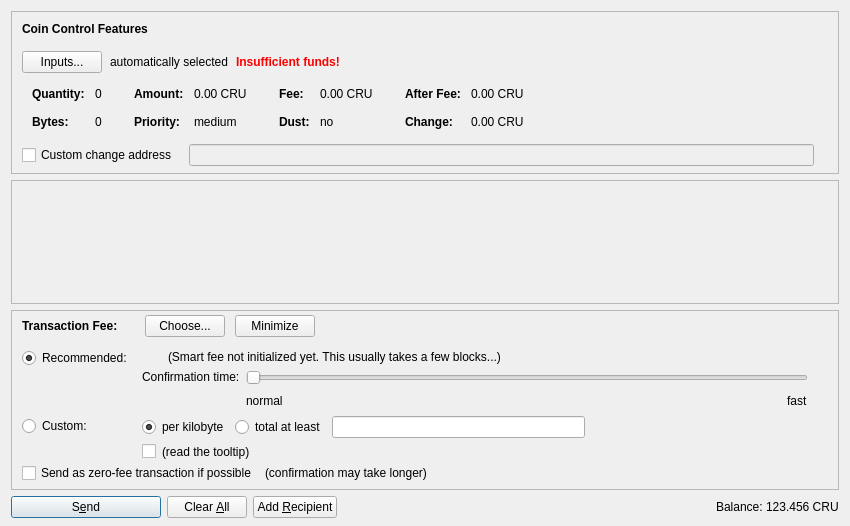
Exgibichi/cryptoruble, file src/qt/forms/sendcoinsdialog.ui: the form before one commit.
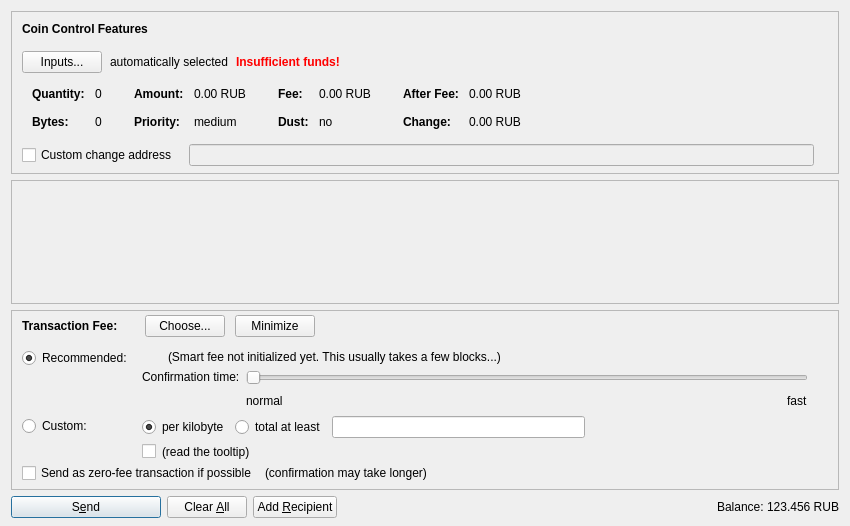
The form after the commit. Icons and pictures are not drawn. Custom widgets are drawn as their Qt base class.

Patch:
```diff
--- a/src/qt/forms/sendcoinsdialog.ui
+++ b/src/qt/forms/sendcoinsdialog.ui
@@ -324,7 +324,7 @@
                   <enum>Qt::ActionsContextMenu</enum>
                  </property>
                  <property name="text">
-                  <string notr="true">0.00 CRU</string>
+                  <string notr="true">0.00 RUB</string>
                  </property>
                  <property name="textInteractionFlags">
                   <set>Qt::LinksAccessibleByMouse|Qt::TextSelectableByKeyboard|Qt::TextSelectableByMouse</set>
@@ -404,7 +404,7 @@
                   <enum>Qt::ActionsContextMenu</enum>
                  </property>
                  <property name="text">
-                  <string notr="true">0.00 CRU</string>
+                  <string notr="true">0.00 RUB</string>
                  </property>
                  <property name="textInteractionFlags">
                   <set>Qt::LinksAccessibleByMouse|Qt::TextSelectableByKeyboard|Qt::TextSelectableByMouse</set>
@@ -484,7 +484,7 @@
                   <enum>Qt::ActionsContextMenu</enum>
                  </property>
                  <property name="text">
-                  <string notr="true">0.00 CRU</string>
+                  <string notr="true">0.00 RUB</string>
                  </property>
                  <property name="textInteractionFlags">
                   <set>Qt::LinksAccessibleByMouse|Qt::TextSelectableByKeyboard|Qt::TextSelectableByMouse</set>
@@ -513,7 +513,7 @@
                   <enum>Qt::ActionsContextMenu</enum>
                  </property>
                  <property name="text">
-                  <string notr="true">0.00 CRU</string>
+                  <string notr="true">0.00 RUB</string>
                  </property>
                  <property name="textInteractionFlags">
                   <set>Qt::LinksAccessibleByMouse|Qt::TextSelectableByKeyboard|Qt::TextSelectableByMouse</set>
@@ -1352,7 +1352,7 @@
           <cursorShape>IBeamCursor</cursorShape>
          </property>
          <property name="text">
-          <string notr="true">123.456 CRU</string>
+          <string notr="true">123.456 RUB</string>
          </property>
          <property name="textInteractionFlags">
           <set>Qt::LinksAccessibleByMouse|Qt::TextSelectableByKeyboard|Qt::TextSelectableByMouse</set>
```
